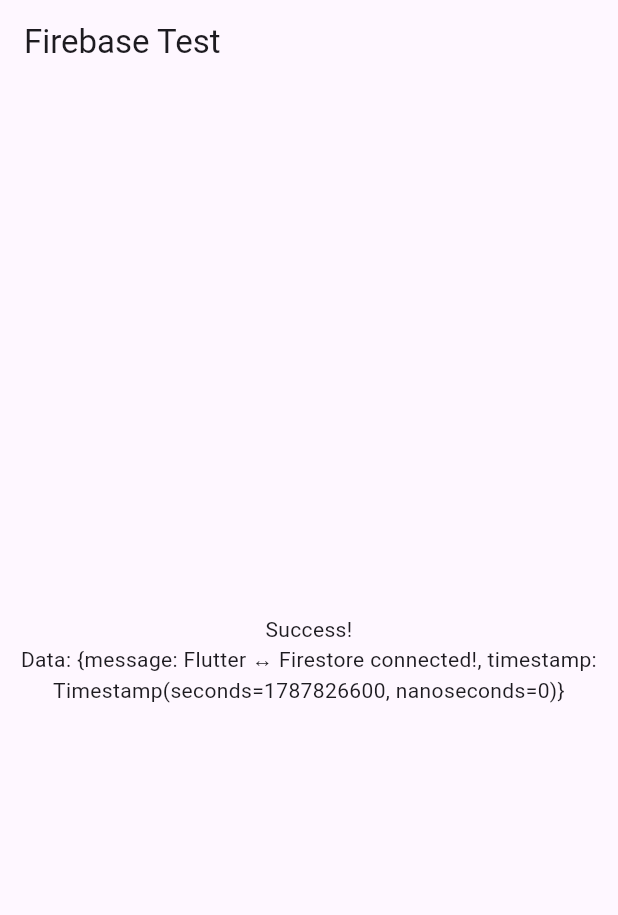
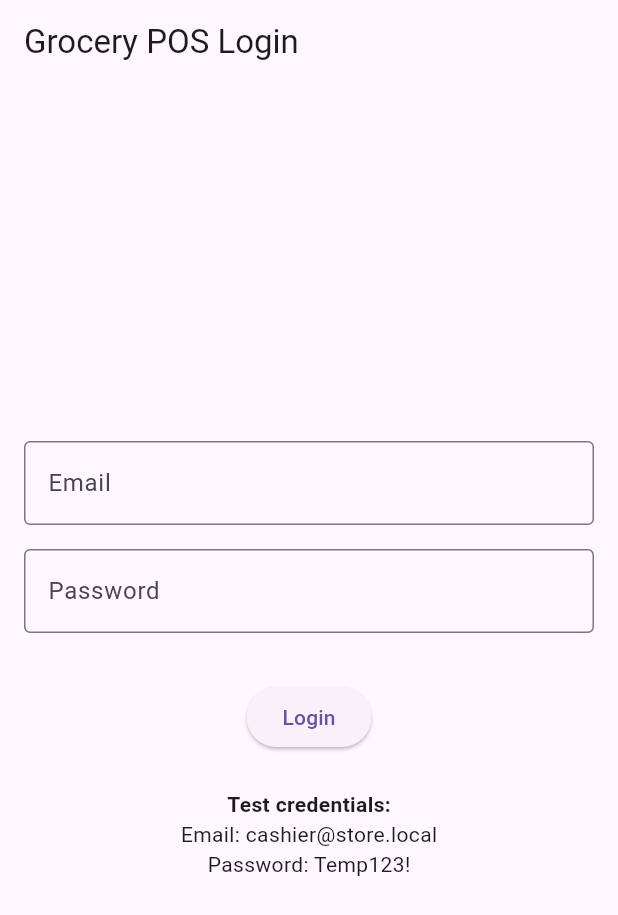
Before and after one commit to Vilamuzz/Optima, a Flutter app: the screen it shows after launch, on a phone screen of 412 x 824 dp. Shown: the top 915 px of the screen. Run offline on Flutter 3.47's test engine with Material 3 defaults, Android fonts, the phone set to English and light mode, and no system bars; our stand-ins replace firebase_auth, firebase_core; accounts and stored records are empty.

Commit message:
Login feature

```diff
--- a/lib/main.dart
+++ b/lib/main.dart
@@ -1,7 +1,10 @@
 import 'package:flutter/material.dart';
 import 'package:firebase_core/firebase_core.dart';
+import 'package:firebase_auth/firebase_auth.dart';
 import 'firebase_options.dart';
-import 'package:cloud_firestore/cloud_firestore.dart';
+import 'services/auth_service.dart';
+import 'screens/login_screen.dart';
+import 'screens/home_screen.dart';
 
 void main() async {
   WidgetsFlutterBinding.ensureInitialized();
@@ -19,58 +22,31 @@
     return MaterialApp(
       title: 'Grocery POS',
       theme: ThemeData(primarySwatch: Colors.blue),
-      home: const TestFirestorePage(),
+      home: const AuthWrapper(),
     );
   }
 }
 
-class TestFirestorePage extends StatefulWidget {
-  const TestFirestorePage({Key? key}) : super(key: key);
-
-  @override
-  State<TestFirestorePage> createState() => _TestFirestorePageState();
-}
-
-class _TestFirestorePageState extends State<TestFirestorePage> {
-  String _status = 'Initializing...';
-
-  @override
-  void initState() {
-    super.initState();
-    _testFirestore();
-  }
-
-  Future<void> _testFirestore() async {
-    try {
-      // Write a test document
-      await FirebaseFirestore.instance.collection('test').doc('hello').set({
-        'message': 'Flutter ↔ Firestore connected!',
-        'timestamp': DateTime.now(),
-      });
-
-      // Read it back
-      final doc = await FirebaseFirestore.instance
-          .collection('test')
-          .doc('hello')
-          .get();
-
-      setState(() {
-        _status = 'Success!\nData: ${doc.data()}';
-      });
-    } catch (e) {
-      setState(() {
-        _status = 'Error: $e';
-      });
-    }
-  }
+class AuthWrapper extends StatelessWidget {
+  const AuthWrapper({Key? key}) : super(key: key);
 
   @override
   Widget build(BuildContext context) {
-    return Scaffold(
-      appBar: AppBar(title: const Text('Firebase Test')),
-      body: Center(
-        child: Text(_status, textAlign: TextAlign.center),
-      ),
+    return StreamBuilder<User?>(
+      stream: AuthService().authStateChanges(),
+      builder: (context, snapshot) {
+        if (snapshot.connectionState == ConnectionState.waiting) {
+          return const Scaffold(
+            body: Center(child: CircularProgressIndicator()),
+          );
+        }
+
+        if (snapshot.hasData && snapshot.data != null) {
+          return const HomeScreen();
+        }
+
+        return const LoginScreen();
+      },
     );
   }
 }
--- /dev/null
+++ b/lib/screens/login_screen.dart
@@ -0,0 +1,99 @@
+import 'package:flutter/material.dart';
+import '../services/auth_service.dart';
+
+class LoginScreen extends StatefulWidget {
+  const LoginScreen({Key? key}) : super(key: key);
+
+  @override
+  State<LoginScreen> createState() => _LoginScreenState();
+}
+
+class _LoginScreenState extends State<LoginScreen> {
+  final AuthService _authService = AuthService();
+  final TextEditingController _emailController = TextEditingController();
+  final TextEditingController _passwordController = TextEditingController();
+  bool _isLoading = false;
+  String? _errorMessage;
+
+  @override
+  void dispose() {
+    _emailController.dispose();
+    _passwordController.dispose();
+    super.dispose();
+  }
+
+  Future<void> _handleLogin() async {
+    setState(() {
+      _isLoading = true;
+      _errorMessage = null;
+    });
+
+    final error = await _authService.login(
+      _emailController.text.trim(),
+      _passwordController.text,
+    );
+
+    setState(() => _isLoading = false);
+
+    if (error != null) {
+      setState(() => _errorMessage = error);
+    }
+  }
+
+  @override
+  Widget build(BuildContext context) {
+    return Scaffold(
+      appBar: AppBar(title: const Text('Grocery POS Login')),
+      body: Padding(
+        padding: const EdgeInsets.all(16),
+        child: Column(
+          mainAxisAlignment: MainAxisAlignment.center,
+          children: [
+            TextField(
+              controller: _emailController,
+              decoration: const InputDecoration(
+                labelText: 'Email',
+                border: OutlineInputBorder(),
+              ),
+              enabled: !_isLoading,
+            ),
+            const SizedBox(height: 16),
+            TextField(
+              controller: _passwordController,
+              decoration: const InputDecoration(
+                labelText: 'Password',
+                border: OutlineInputBorder(),
+              ),
+              obscureText: true,
+              enabled: !_isLoading,
+            ),
+            const SizedBox(height: 16),
+            if (_errorMessage != null)
+              Text(
+                _errorMessage!,
+                style: const TextStyle(color: Colors.red),
+              ),
+            const SizedBox(height: 16),
+            ElevatedButton(
+              onPressed: _isLoading ? null : _handleLogin,
+              child: _isLoading
+                  ? const SizedBox(
+                      height: 20,
+                      width: 20,
+                      child: CircularProgressIndicator(strokeWidth: 2),
+                    )
+                  : const Text('Login'),
+            ),
+            const SizedBox(height: 24),
+            const Text(
+              'Test credentials:',
+              style: TextStyle(fontWeight: FontWeight.bold),
+            ),
+            const Text('Email: cashier@store.local'),
+            const Text('Password: Temp123!'),
+          ],
+        ),
+      ),
+    );
+  }
+}
--- /dev/null
+++ b/lib/services/auth_service.dart
@@ -0,0 +1,29 @@
+import 'package:firebase_auth/firebase_auth.dart';
+
+class AuthService {
+  final FirebaseAuth _auth = FirebaseAuth.instance;
+
+  Future<String?> login(String email, String password) async {
+    try {
+      await _auth.signInWithEmailAndPassword(
+        email: email,
+        password: password,
+      );
+      return null; // Success
+    } on FirebaseAuthException catch (e) {
+      return e.message ?? 'Login failed';
+    }
+  }
+
+  Future<void> logout() async {
+    await _auth.signOut();
+  }
+
+  User? getCurrentUser() {
+    return _auth.currentUser;
+  }
+
+  Stream<User?> authStateChanges() {
+    return _auth.authStateChanges();
+  }
+}
```
Also changed, not shown: lib/screens/home_screen.dart (added, +36 -0 lines).
